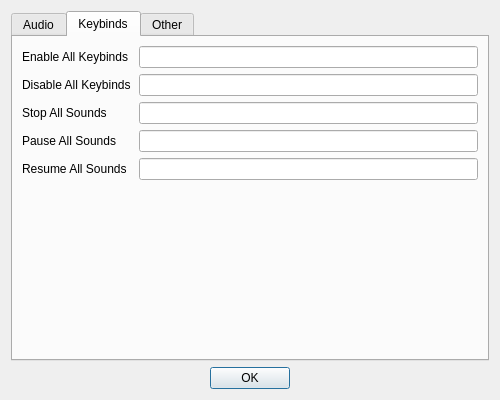
Qt form src/Dialog/dialogsettings.ui (defaultsamson/Soundboard) before a commit.
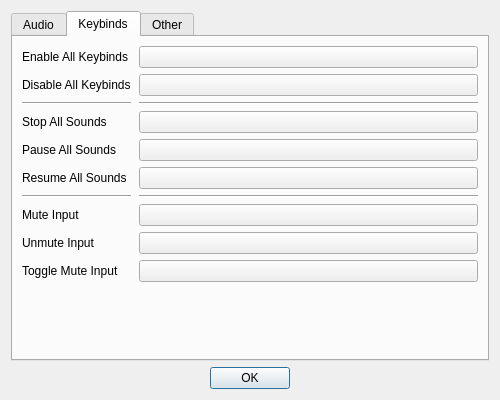
The same form after that commit. The open tabs and pages were chosen to show the change. Icons and pictures are not drawn. Custom widgets are drawn as their Qt base class.

Commit message: Added global keybinds

Diff of the .ui file:
```diff
--- a/src/Dialog/dialogsettings.ui
+++ b/src/Dialog/dialogsettings.ui
@@ -911,6 +911,13 @@
               </property>
              </widget>
             </item>
+            <item>
+             <widget class="Line" name="line">
+              <property name="orientation">
+               <enum>Qt::Horizontal</enum>
+              </property>
+             </widget>
+            </item>
             <item>
              <widget class="QLabel" name="labelStop">
               <property name="text">
@@ -932,6 +939,34 @@
               </property>
              </widget>
             </item>
+            <item>
+             <widget class="Line" name="line_3">
+              <property name="orientation">
+               <enum>Qt::Horizontal</enum>
+              </property>
+             </widget>
+            </item>
+            <item>
+             <widget class="QLabel" name="label_15">
+              <property name="text">
+               <string>Mute Input</string>
+              </property>
+             </widget>
+            </item>
+            <item>
+             <widget class="QLabel" name="label_16">
+              <property name="text">
+               <string>Unmute Input</string>
+              </property>
+             </widget>
+            </item>
+            <item>
+             <widget class="QLabel" name="label_17">
+              <property name="text">
+               <string>Toggle Mute Input</string>
+              </property>
+             </widget>
+            </item>
            </layout>
           </widget>
          </item>
@@ -953,6 +988,12 @@
          </item>
          <item>
           <widget class="QWidget" name="widget_2" native="true">
+           <property name="sizePolicy">
+            <sizepolicy hsizetype="Expanding" vsizetype="Preferred">
+             <horstretch>0</horstretch>
+             <verstretch>0</verstretch>
+            </sizepolicy>
+           </property>
            <layout class="QVBoxLayout" name="verticalLayout_3">
             <property name="leftMargin">
              <number>0</number>
@@ -967,7 +1008,7 @@
              <number>0</number>
             </property>
             <item>
-             <widget class="WidgetKeybind" name="lineEditEnableKeybinds">
+             <widget class="WidgetKeybind" name="keybindEnableKeybinds">
               <property name="cursor">
                <cursorShape>ArrowCursor</cursorShape>
               </property>
@@ -977,7 +1018,7 @@
              </widget>
             </item>
             <item>
-             <widget class="WidgetKeybind" name="lineEditDisableKeybinds">
+             <widget class="WidgetKeybind" name="keybindDisableKeybinds">
               <property name="cursor">
                <cursorShape>ArrowCursor</cursorShape>
               </property>
@@ -987,7 +1028,14 @@
              </widget>
             </item>
             <item>
-             <widget class="WidgetKeybind" name="lineEditStop">
+             <widget class="Line" name="line_2">
+              <property name="orientation">
+               <enum>Qt::Horizontal</enum>
+              </property>
+             </widget>
+            </item>
+            <item>
+             <widget class="WidgetKeybind" name="keybindStopSounds">
               <property name="cursor">
                <cursorShape>ArrowCursor</cursorShape>
               </property>
@@ -997,7 +1045,7 @@
              </widget>
             </item>
             <item>
-             <widget class="WidgetKeybind" name="lineEditPause">
+             <widget class="WidgetKeybind" name="keybindPauseSounds">
               <property name="cursor">
                <cursorShape>ArrowCursor</cursorShape>
               </property>
@@ -1007,7 +1055,7 @@
              </widget>
             </item>
             <item>
-             <widget class="WidgetKeybind" name="lineEditResume">
+             <widget class="WidgetKeybind" name="keybindResumeSounds">
               <property name="cursor">
                <cursorShape>ArrowCursor</cursorShape>
               </property>
@@ -1016,6 +1064,22 @@
               </property>
              </widget>
             </item>
+            <item>
+             <widget class="Line" name="line_4">
+              <property name="orientation">
+               <enum>Qt::Horizontal</enum>
+              </property>
+             </widget>
+            </item>
+            <item>
+             <widget class="WidgetKeybind" name="keybindMuteInput"/>
+            </item>
+            <item>
+             <widget class="WidgetKeybind" name="keybindUnmuteInput"/>
+            </item>
+            <item>
+             <widget class="WidgetKeybind" name="keybindToggleMuteInput"/>
+            </item>
            </layout>
           </widget>
          </item>
@@ -1135,17 +1199,17 @@
   </layout>
  </widget>
  <customwidgets>
-  <customwidget>
-   <class>WidgetKeybind</class>
-   <extends>QLineEdit</extends>
-   <header>src/Widget/widgetkeybind.h</header>
-  </customwidget>
   <customwidget>
    <class>WidgetAudio</class>
    <extends>QWidget</extends>
    <header>src/Widget/widgetaudio.h</header>
    <container>1</container>
   </customwidget>
+  <customwidget>
+   <class>WidgetKeybind</class>
+   <extends>QPushButton</extends>
+   <header>src/Widget/widgetkeybind.h</header>
+  </customwidget>
  </customwidgets>
  <resources>
   <include location="../../res.qrc"/>
```
Left out of the diff: 2 changed lines with no effect on the pictures. The commit also changes 15 other files.
